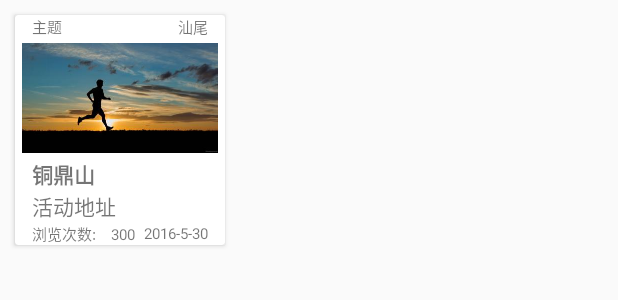
After one commit to fromUse/SeekMan, an Android app: the layout recy_item_layout.xml on its own in the app's theme, with its tools: preview values and no code run, on a phone screen of 412 x 824 dp. The commit adds this screen. Shown: the top 300 px of the screen. Run offline under Robolectric (Android 15) with nearby library versions, the phone set to English and light mode, and no system bars.

Commit message:
广场模块将GridView改用RecyclerView，提升流畅度性能

```diff
--- a/Square/build.gradle
+++ b/Square/build.gradle
@@ -27,6 +27,5 @@ dependencies {
     compile 'com.android.support:design:23.3.0'
     compile files('libs/AMap3DMap_3.3.1_AMapSearch_3.2.1_AMapLocation_2.4.1_20160425.jar')
     compile 'com.google.code.gson:gson:2.2.4'
-    compile files('libs/gson-2.6.2.jar')
-    compile files('libs/Xutils3.0.jar')
+    compile 'com.android.support:cardview-v7:23.3.0'
 }
--- a/Square/src/main/java/com/seekman/square/adapter/GridViewAdapter.java
+++ b/Square/src/main/java/com/seekman/square/adapter/GridViewAdapter.java
@@ -2,7 +2,6 @@ package com.seekman.square.adapter;
 
 import android.content.Context;
 
-import android.graphics.Color;
 import android.view.LayoutInflater;
 import android.view.View;
 import android.view.ViewGroup;
@@ -55,7 +54,7 @@ public class GridViewAdapter extends BaseAdapter {
         City_ActivityGsonData item = null;
         if (convertView == null) {
             hold = new ViewHold();
-            convertView = LayoutInflater.from(context).inflate(R.layout.gridview,null);
+            convertView = LayoutInflater.from(context).inflate(R.layout.recyclerview_item,null);
             hold.img = (ImageView) convertView.findViewById(R.id.gidviewimage);
             hold.title = (TextView) convertView.findViewById(R.id.texttitle);
             hold.address = (TextView) convertView.findViewById(R.id.address);
--- /dev/null
+++ b/Square/src/main/res/drawable/activity_item_style.xml
@@ -0,0 +1,5 @@
+<?xml version="1.0" encoding="utf-8"?>
+<selector xmlns:android="http://schemas.android.com/apk/res/android">
+    <item android:state_pressed="false" android:drawable="@color/azure"/>
+    <item android:state_pressed="true" android:drawable="@color/lightblue"/>
+</selector>
--- /dev/null
+++ b/Square/src/main/res/layout/recy_item_layout.xml
@@ -0,0 +1,110 @@
+<?xml version="1.0" encoding="utf-8"?>
+<android.support.v7.widget.CardView
+
+    xmlns:android="http://schemas.android.com/apk/res/android"
+    android:layout_width="wrap_content"
+    android:layout_height="wrap_content"
+    android:layout_margin="10dp">
+
+    <LinearLayout
+        android:layout_width="match_parent"
+        android:layout_height="match_parent"
+        android:layout_marginLeft="1dp"
+        android:layout_marginRight="1dp"
+        android:orientation="vertical">
+
+        <LinearLayout
+            android:layout_width="match_parent"
+            android:layout_height="wrap_content"
+            android:orientation="horizontal">
+
+            <TextView
+                android:id="@+id/theme_name"
+                android:layout_width="0dp"
+                android:layout_height="wrap_content"
+                android:layout_weight="1"
+                android:drawablePadding="20dp"
+                android:gravity="center_vertical"
+                android:paddingLeft="10dp"
+                android:paddingRight="10dp"
+                android:text="主题"
+                android:textSize="10sp"/>
+
+            <TextView
+                android:id="@+id/cityname"
+                android:layout_width="20dp"
+                android:layout_height="match_parent"
+                android:layout_marginEnd="10dp"
+                android:gravity="center_vertical"
+                android:text="汕尾"
+                android:textSize="10sp"/>
+        </LinearLayout>
+
+        <ImageView
+            android:id="@+id/gidviewimage"
+            android:layout_width="wrap_content"
+            android:layout_height="wrap_content"
+            android:layout_margin="3dp"
+            android:scaleType="fitXY"
+            android:src="@mipmap/run_details">
+        </ImageView>
+
+        <LinearLayout
+            android:layout_width="match_parent"
+            android:layout_height="wrap_content"
+            android:orientation="vertical">
+
+            <TextView
+                android:id="@+id/texttitle"
+                android:layout_width="match_parent"
+                android:layout_height="wrap_content"
+                android:paddingLeft="10dp"
+                android:text="铜鼎山"
+                android:textStyle="bold"/>
+
+            <TextView
+                android:text="活动地址"
+                android:id="@+id/address"
+                android:layout_width="match_parent"
+                android:layout_height="wrap_content"
+                android:layout_marginLeft="10dp"
+                android:layout_marginRight="10dp"
+                android:lineSpacingExtra="5sp"
+              />
+        </LinearLayout>
+
+        <LinearLayout
+            android:layout_width="match_parent"
+            android:layout_height="wrap_content"
+
+            android:orientation="horizontal">
+
+            <TextView
+                android:layout_width="wrap_content"
+                android:layout_height="wrap_content"
+                android:drawablePadding="20dp"
+                android:gravity="center_vertical"
+                android:paddingLeft="10dp"
+                android:paddingRight="10dp"
+                android:text="浏览次数:"
+                android:textSize="10sp"/>
+
+            <TextView
+                android:layout_width="0dp"
+                android:layout_height="wrap_content"
+                android:layout_weight="1"
+                android:drawablePadding="20dp"
+                android:gravity="center_vertical"
+                android:text="300"
+                android:textSize="10sp"/>
+
+            <TextView
+                android:layout_width="wrap_content"
+                android:layout_height="match_parent"
+                android:layout_marginEnd="10dp"
+                android:gravity="center_vertical"
+                android:text="2016-5-30"
+                android:textSize="10sp"/>
+        </LinearLayout>
+    </LinearLayout>
+</android.support.v7.widget.CardView>
--- a/library/src/main/res/layout/activity_publish.xml
+++ b/library/src/main/res/layout/activity_publish.xml
@@ -22,7 +22,7 @@
             android:layout_marginLeft="10dp"
             android:clickable="true"
             android:onClick="backContext"
-            android:src="@android:drawable/ic_menu_revert"/>
+            android:src="@mipmap/ic_back"/>
 
         <TextView
             android:id="@+id/title"
```
Also changed, not shown: Square/src/main/java/com/seekman/square/adapter/RecyclerViewAdapter.java (added, +146 -0 lines), Square/src/main/java/com/seekman/square/adapter/SpacesItemDecoration.java (added, +28 -0 lines), Square/src/main/java/com/seekman/square/fragment/Fragment_square.java (+46 -13 lines), Square/src/main/res/layout/gridview.xml (deleted, +0 -55 lines), Square/src/main/res/layout/recyclerview_item.xml (added, +63 -0 lines), Square/src/main/res/layout/square_main.xml (+32 -27 lines).
